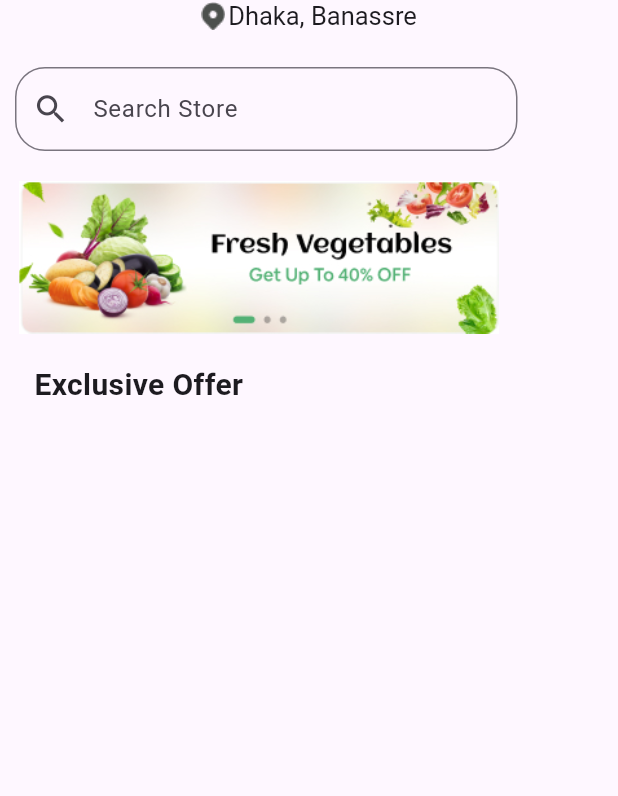
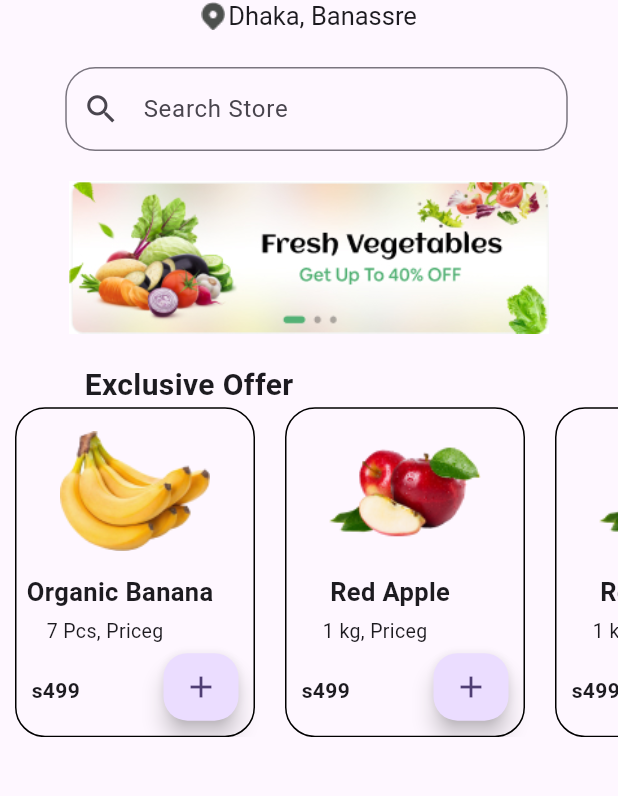
Before and after one commit to SyedEbad902/Grocery-App, a Flutter app: the HomeScreen screen opened directly, on a phone screen of 412 x 824 dp, the part 83-879 px from its top. Run offline on Flutter 3.47's test engine with Material 3 defaults, Android fonts, the phone set to English and light mode, and no system bars.

Commit message:
cards added

```diff
--- /dev/null
+++ b/lib/custome_widgets.dart
@@ -0,0 +1,71 @@
+import 'package:flutter/material.dart';
+
+class CustomContainer extends StatelessWidget {
+  final image;
+  final name;
+  final amount;
+  final price;
+  const CustomContainer(
+      {super.key,
+      required this.image,
+      required this.name,
+      required this.amount,
+      required this.price});
+
+  @override
+  Widget build(BuildContext context) {
+    return Container(
+      margin: EdgeInsets.only(left: 10, right: 10),
+      height: 220,
+      width: 160,
+      decoration: BoxDecoration(
+          border: Border.all(color: Colors.black),
+          borderRadius: BorderRadius.circular(20)),
+      child: Column(
+        mainAxisAlignment: MainAxisAlignment.spaceEvenly,
+        children: [
+          Container(height: 100, child: Image.asset(image)),
+          Padding(
+            padding: EdgeInsets.only(
+              right: 20,
+            ),
+            child: Text(
+              name,
+              style: TextStyle(fontSize: 17, fontWeight: FontWeight.bold),
+            ),
+          ),
+          Padding(
+            padding: EdgeInsets.only(right: 40),
+            child: Text(
+              amount,
+              style: TextStyle(
+                fontSize: 13,
+              ),
+            ),
+          ),
+          Row(
+            mainAxisAlignment: MainAxisAlignment.spaceBetween,
+            children: [
+              Container(
+                padding: const EdgeInsets.only(left: 10),
+                child: Text(
+                  price,
+                  style: TextStyle(fontWeight: FontWeight.bold),
+                ),
+              ),
+              Container(
+                height: 50,
+                width: 60,
+                padding: const EdgeInsets.only(right: 10, bottom: 5),
+                child: FloatingActionButton(
+                  onPressed: () {},
+                  child: const Icon(Icons.add),
+                ),
+              )
+            ],
+          )
+        ],
+      ),
+    );
+  }
+}
--- a/lib/hom_screen.dart
+++ b/lib/hom_screen.dart
@@ -1,5 +1,5 @@
-
 import 'package:flutter/material.dart';
+import 'package:grocery_app/custome_widgets.dart';
 
 class HomeScreen extends StatefulWidget {
   const HomeScreen({super.key});
@@ -9,7 +9,20 @@ class HomeScreen extends StatefulWidget {
 }
 
 class _HomeScreenState extends State<HomeScreen> {
-  @override
+  List std = [
+    {
+      'name': "Organic Banana",
+      'amount': "7 Pcs, Priceg",
+      "link": "assets/images/banana.png",
+      'price': "s499"
+    },
+    {
+      'name': "Red Apple",
+      'amount': "1 kg, Priceg",
+      "link": "assets/images/apple.png",
+      'price': "s499"
+    }
+  ];
   Widget build(BuildContext context) {
     return Scaffold(
       appBar: AppBar(
@@ -69,7 +82,93 @@ class _HomeScreenState extends State<HomeScreen> {
               "Exclusive Offer",
               style: TextStyle(fontSize: 20, fontWeight: FontWeight.bold),
             ),
+          ),
+          SingleChildScrollView(
+            scrollDirection: Axis.horizontal,
+            child: Row(
+              mainAxisAlignment: MainAxisAlignment.spaceEvenly,
+              children: [
+                CustomContainer(
+                    image: std[0]['link'],
+                    name: std[0]['name'],
+                    amount: std[0]['amount'],
+                    price: std[0]['price']),
+                CustomContainer(
+                    image: std[1]['link'],
+                    name: std[1]['name'],
+                    amount: std[1]['amount'],
+                    price: std[1]['price']),
+                CustomContainer(
+                    image: std[1]['link'],
+                    name: std[1]['name'],
+                    amount: std[1]['amount'],
+                    price: std[1]['price']),
+              ],
+            ),
           )
+          // ListView.builder(
+          //     scrollDirection: Axis.horizontal,
+          //     shrinkWrap: true,
+          //     physics: NeverScrollableScrollPhysics(),
+          //     itemCount: std.length,
+          //     itemBuilder: (BuildContext context, int index) {
+          //       return Container(
+          //         height: 220,
+          //         width: 160,
+          //         decoration: BoxDecoration(
+          //             border: Border.all(color: Colors.black),
+          //             borderRadius: BorderRadius.circular(20)),
+          //         child: Column(
+          //           mainAxisAlignment: MainAxisAlignment.spaceEvenly,
+          //           children: [
+          //             Container(
+          //                 height: 100, child: Image.asset(std[0]["link"])),
+          //             Padding(
+          //               padding: const EdgeInsets.only(
+          //                 right: 20,
+          //               ),
+          //               child: Text(
+          //                 std[0]["name"],
+          //                 style: const TextStyle(
+          //                     fontSize: 17, fontWeight: FontWeight.bold),
+          //               ),
+          //             ),
+          //             Padding(
+          //               padding: const EdgeInsets.only(right: 40),
+          //               child: Text(
+          //                 std[0]["amount"],
+          //                 style: const TextStyle(
+          //                   fontSize: 13,
+          //                 ),
+          //               ),
+          //             ),
+          //             Row(
+          //               mainAxisAlignment: MainAxisAlignment.spaceBetween,
+          //               children: [
+          //                 Container(
+          //                   padding: const EdgeInsets.only(left: 10),
+          //                   child: Text(
+          //                     std[0]["price"],
+          //                     style:
+          //                         const TextStyle(fontWeight: FontWeight.bold),
+          //                   ),
+          //                 ),
+          //                 Container(
+          //                   height: 50,
+          //                   width: 60,
+          //                   padding:
+          //                       const EdgeInsets.only(right: 10, bottom: 5),
+          //                   child: FloatingActionButton(
+          //                     onPressed: () {},
+          //                     child: const Icon(Icons.add),
+          //                   ),
+          //                 )
+          //               ],
+          //             )
+          //           ],
+          //         ),
+          //       );
+          //     }),
         ],
       ),
     );
```
Also changed, not shown: assets/images/apple.png (added), assets/images/banana.png (added).
